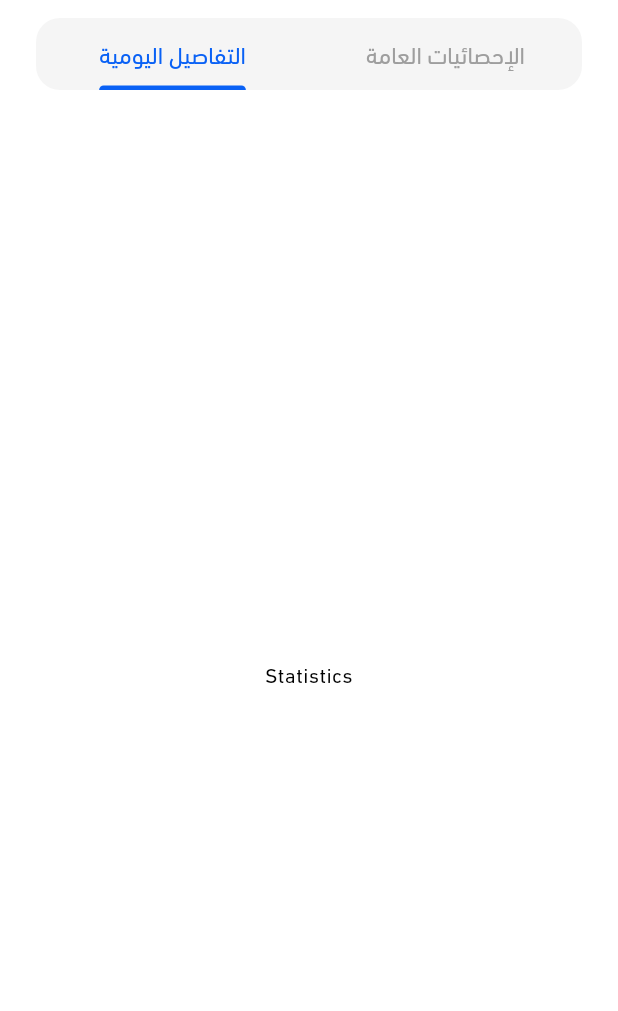
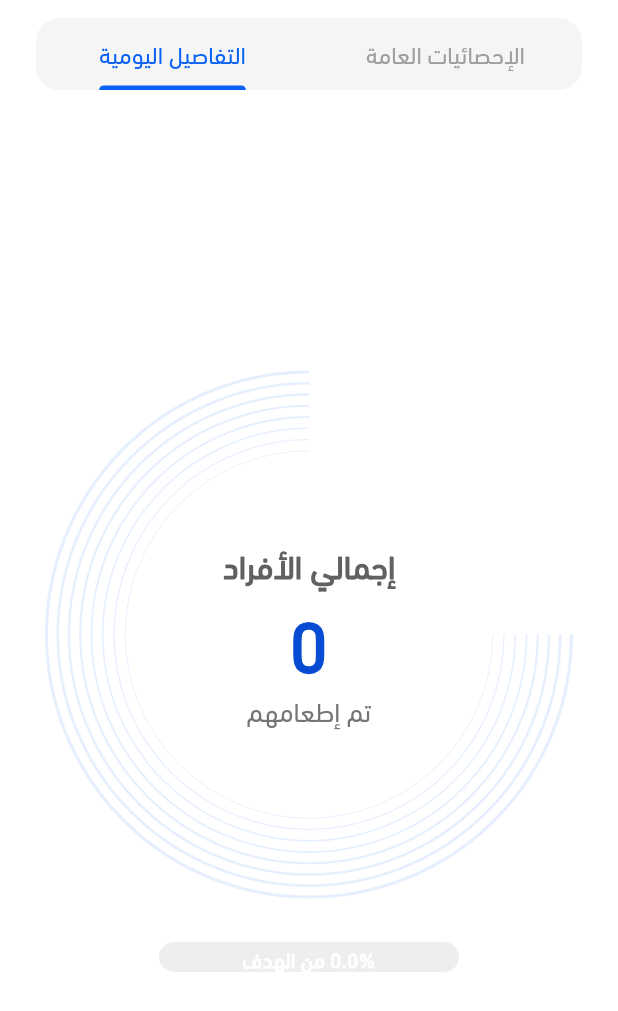
Before and after one commit to hamdyhaggag/Ramadan_kitchen_management, a Flutter app: the StatisticsScreen screen opened by its route, tab 2 chosen, on a phone screen of 412 x 824 dp. Shown: the top 1011 px of the screen. Run offline on Flutter 3.47's test engine with Material 3 defaults, Android fonts, the phone set to English and light mode, and no system bars; our stand-ins replace cached_network_image, carousel_slider, cloud_firestore, connectivity_plus, dartz, dots_indicator and 15 more; missing offline and left inert: clipboard, cloudinary_public, excel; accounts and stored records are empty; project files that could hold a hidden picture were left out.

Commit message:
modify painter code

```diff
--- a/lib/core/routes/on_generate_route.dart
+++ b/lib/core/routes/on_generate_route.dart
@@ -11,7 +11,7 @@ import '../../features/home/presentation/views/home_view.dart';
 import '../../features/manage_cases/manage_cases.dart';
 import '../../features/on_boarding/presentation/views/login_or_register_view.dart';
 import '../../features/reports/reports.dart';
-import '../../features/statistics/statistics_screen.dart';
+import '../../features/statistics/presentation/views/statistics_screen.dart';
 
 Route<dynamic> onGenerateRoutes(RouteSettings settings) {
   switch (settings.name) {
--- a/lib/features/home/presentation/views/widgets/screen_layout.dart
+++ b/lib/features/home/presentation/views/widgets/screen_layout.dart
@@ -7,7 +7,7 @@ import 'package:ramadan_kitchen_management/core/services/firebase_auth_service.d
 import 'package:ramadan_kitchen_management/core/utils/app_colors.dart';
 import 'package:ramadan_kitchen_management/features/daily_expenses/daily_expenses.dart';
 import 'package:ramadan_kitchen_management/features/manage_cases/manage_cases.dart';
-import 'package:ramadan_kitchen_management/features/statistics/statistics_screen.dart';
+import 'package:ramadan_kitchen_management/features/statistics/presentation/views/statistics_screen.dart';
 import 'package:ramadan_kitchen_management/features/auth/data/repos/auth_repo.dart';
 import 'package:ramadan_kitchen_management/core/services/service_locator.dart';
 
--- a/lib/features/statistics/statistics_screen.dart
+++ b/lib/features/statistics/presentation/views/statistics_screen.dart
@@ -4,6 +4,7 @@ import 'package:fl_chart/fl_chart.dart';
 import 'package:ramadan_kitchen_management/core/utils/app_colors.dart';
 import 'package:ramadan_kitchen_management/features/manage_cases/logic/cases_cubit.dart';
 import 'package:ramadan_kitchen_management/features/manage_cases/logic/cases_state.dart';
+import 'package:ramadan_kitchen_management/features/statistics/presentation/views/widgets/total_statistics_content.dart';
 
 class StatisticsScreen extends StatelessWidget {
   const StatisticsScreen({super.key});
@@ -87,7 +88,7 @@ class _AdminStatisticsViewState extends State<_AdminStatisticsView>
             controller: _tabController,
             children: [
               _StatisticsContent(cases: widget.cases),
-              _TotalStatisticsContent(),
+              TotalStatisticsContent(),
             ],
           ),
         ),
@@ -332,12 +333,3 @@ class _StatisticsContentState extends State<_StatisticsContent> {
     );
   }
 }
-
-class _TotalStatisticsContent extends StatelessWidget {
-  const _TotalStatisticsContent();
-
-  @override
-  Widget build(BuildContext context) {
-    return const Scaffold(body: Center(child: Text('Statistics')));
-  }
-}
--- /dev/null
+++ b/lib/features/statistics/presentation/views/widgets/total_statistics_content.dart
@@ -0,0 +1,258 @@
+import 'dart:math';
+
+import 'package:cloud_firestore/cloud_firestore.dart';
+import 'package:flutter/material.dart';
+import 'package:shimmer/shimmer.dart';
+
+import '../../../../../core/utils/app_colors.dart';
+
+class TotalStatisticsContent extends StatefulWidget {
+  const TotalStatisticsContent({super.key});
+
+  @override
+  State<TotalStatisticsContent> createState() => _TotalStatisticsContentState();
+}
+
+class _TotalStatisticsContentState extends State<TotalStatisticsContent> {
+  int _totalIndividuals = 0;
+  bool _isLoading = true;
+
+  @override
+  void initState() {
+    super.initState();
+    _loadDonationData();
+  }
+
+  Future<void> _loadDonationData() async {
+    try {
+      final now = DateTime.now();
+      final startOfDay = DateTime(now.year, now.month, now.day);
+
+      final snapshot = await FirebaseFirestore.instance
+          .collection('donations')
+          .where('created_at', isGreaterThanOrEqualTo: startOfDay)
+          .get();
+
+      if (snapshot.docs.isNotEmpty) {
+        // Get the latest document for today
+        final latestDoc = snapshot.docs.first;
+        final dailyValue = latestDoc['numberOfIndividuals'] as int? ?? 0;
+
+        // Get historical data (previous days)
+        final historicalSnapshot = await FirebaseFirestore.instance
+            .collection('donations')
+            .where('created_at', isLessThan: startOfDay)
+            .get();
+
+        // Sum historical values
+        int historicalTotal = historicalSnapshot.docs.fold(
+          0,
+          (sum, doc) => sum + (doc['numberOfIndividuals'] as int? ?? 0),
+        );
+
+        setState(() {
+          _totalIndividuals = historicalTotal + dailyValue;
+          _isLoading = false;
+        });
+      }
+    } catch (e) {
+      setState(() => _isLoading = false);
+    }
+  }
+
+  @override
+  Widget build(BuildContext context) {
+    return Scaffold(
+      body: _isLoading
+          ? _buildShimmerLoading()
+          : Center(
+              child: Padding(
+                padding: const EdgeInsets.all(20.0),
+                child: Column(
+                  mainAxisAlignment: MainAxisAlignment.center,
+                  children: [
+                    Stack(
+                      alignment: Alignment.center,
+                      children: [
+                        Positioned(
+                          child: CustomPaint(
+                            painter: _RadialPainter(),
+                            size: const Size(350, 350),
+                          ),
+                        ),
+                        Column(
+                          children: [
+                            Text(
+                              'إجمالي الأفراد',
+                              style: TextStyle(
+                                fontSize: 22,
+                                fontWeight: FontWeight.bold,
+                                color: Colors.grey[700],
+                              ),
+                            ),
+                            AnimatedCount(
+                              count: _totalIndividuals,
+                              duration: const Duration(seconds: 1),
+                              style: TextStyle(
+                                fontSize: 48,
+                                fontWeight: FontWeight.bold,
+                                color: AppColors.customColors[4], // 10% shade
+                              ),
+                            ),
+                            Text(
+                              'تم إطعامهم',
+                              style: TextStyle(
+                                fontSize: 18,
+                                color: Colors.grey[600],
+                              ),
+                            ),
+                          ],
+                        ),
+                      ],
+                    ),
+
+                    const SizedBox(height: 30),
+
+                    // Progress wave animation
+                    Container(
+                      height: 20,
+                      width: 200,
+                      decoration: BoxDecoration(
+                        borderRadius: BorderRadius.circular(10),
+                        color: Colors.grey[200],
+                      ),
+                      child: Stack(
+                        children: [
+                          LayoutBuilder(
+                            builder: (context, constraints) {
+                              return AnimatedContainer(
+                                duration: const Duration(seconds: 1),
+                                width: constraints.maxWidth *
+                                    (_totalIndividuals / 1000),
+                                decoration: BoxDecoration(
+                                  gradient: const LinearGradient(
+                                    colors: [
+                                      AppColors.secondaryColor,
+                                      AppColors.primaryColor
+                                    ],
+                                  ),
+                                  borderRadius: BorderRadius.circular(10),
+                                ),
+                              );
+                            },
+                          ),
+                          Center(
+                            child: Text(
+                              '${(_totalIndividuals / 1000 * 100).toStringAsFixed(1)}% من الهدف',
+                              style: const TextStyle(
+                                color: AppColors.whiteColor,
+                                fontWeight: FontWeight.bold,
+                              ),
+                            ),
+                          ),
+                        ],
+                      ),
+                    ),
+                  ],
+                ),
+              ),
+            ),
+    );
+  }
+
+  Widget _buildShimmerLoading() {
+    return Shimmer.fromColors(
+      baseColor: Colors.grey[300]!,
+      highlightColor: Colors.grey[100]!,
+      child: Column(
+        mainAxisAlignment: MainAxisAlignment.center,
+        children: [
+          Container(
+            width: 120,
+            height: 120,
+            decoration: BoxDecoration(
+              color: AppColors.whiteColor,
+              shape: BoxShape.circle,
+            ),
+          ),
+          const SizedBox(height: 30),
+          Container(
+            width: 200,
+            height: 100,
+            color: AppColors.whiteColor,
+          ),
+          const SizedBox(height: 30),
+          Container(
+            width: 200,
+            height: 20,
+            color: AppColors.whiteColor,
+          ),
+        ],
+      ),
+    );
+  }
+}
+
+class _RadialPainter extends CustomPainter {
+  @override
+  void paint(Canvas canvas, Size size) {
+    final paint = Paint()
+      ..color = AppColors.primaryColor.withOpacity(0.1)
+      ..style = PaintingStyle.stroke
+      ..strokeWidth = 2;
+
+    for (int i = 0; i < 8; i++) {
+      canvas.drawArc(
+        Rect.fromCenter(
+          center: size.center(Offset.zero),
+          width: size.width - i * 15,
+          height: size.height - i * 15,
+        ),
+        0,
+        pi * 1.5,
+        false,
+        paint..strokeWidth = 2 - (i * 0.2),
+      );
+    }
+  }
+
+  @override
+  bool shouldRepaint(covariant CustomPainter oldDelegate) => false;
+}
+
+class AnimatedCount extends ImplicitlyAnimatedWidget {
+  final int count;
+  final TextStyle? style;
+
+  const AnimatedCount({
+    super.key,
+    required this.count,
+    required this.style,
+    required super.duration,
+  });
+
+  @override
+  ImplicitlyAnimatedWidgetState<ImplicitlyAnimatedWidget> createState() =>
+      _AnimatedCountState();
+}
+
+class _AnimatedCountState extends AnimatedWidgetBaseState<AnimatedCount> {
+  IntTween? _countTween;
+
+  @override
+  void forEachTween(TweenVisitor<dynamic> visitor) {
+    _countTween = visitor(
+      _countTween,
+      widget.count,
+      (dynamic value) => IntTween(begin: value as int),
+    ) as IntTween;
+  }
+
+  @override
+  Widget build(BuildContext context) {
+    return Text(
+      '${_countTween?.evaluate(animation) ?? 0}',
+      style: widget.style,
+    );
+  }
+}
```
